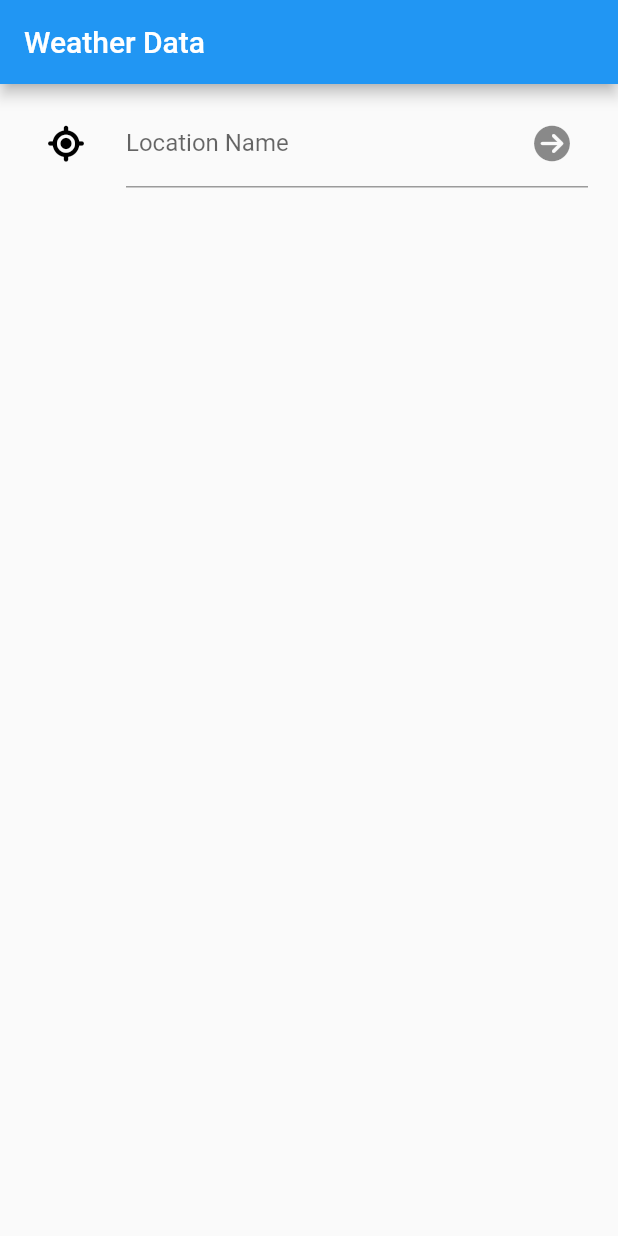
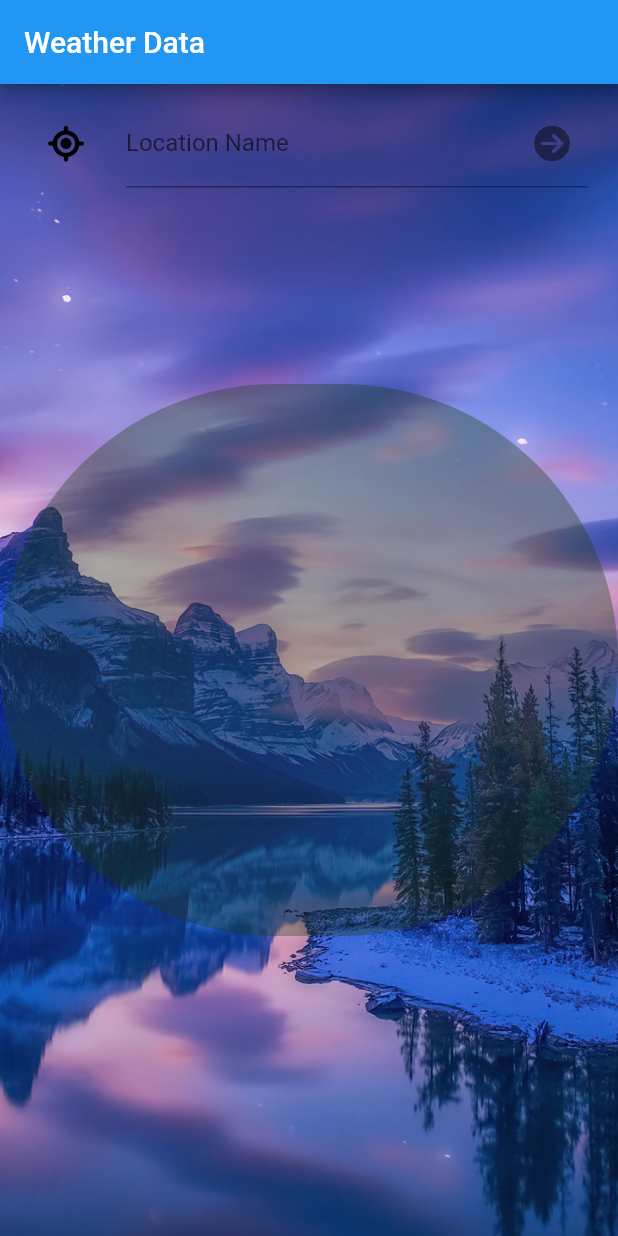
Before and after one commit to Sumit401/weather_project, a Flutter app: the screen it shows after launch, on a phone screen of 412 x 824 dp. Run offline on Flutter 3.47's test engine with Material 2 defaults, Android fonts, the light colour scheme and no system bars; our stand-ins replace fluttertoast, font_awesome_flutter, geocoding, geolocator.

Commit message:
Initial Commit

```diff
--- a/lib/HomePage.dart
+++ b/lib/HomePage.dart
@@ -17,9 +17,53 @@ class _HomePageState extends State<HomePage> {
   Widget build(BuildContext context) {
     return Scaffold(
       appBar: AppBar(title: const Text("Weather Data")),
-      body:
-          Consumer<WeatherProvider>(builder: (context, weatherProvider, child) {
-        return Column(
+      body: Consumer<WeatherProvider>(
+          builder: (context, weatherProvider, child) {
+        return Container(
+          alignment: Alignment.center,
+          color: Colors.blueAccent,
+          child: Stack(
+            fit: StackFit.expand,
+            alignment: AlignmentDirectional.center,
+            children: [
+              Image.asset("assets/images/background.png", fit: BoxFit.fill),
+              textFormField(),
+              Container(
+                margin: EdgeInsets.only(top: 200,bottom: 200),
+                decoration: BoxDecoration(borderRadius: BorderRadius.all(Radius.circular(200)),color: Color.fromARGB(90, 30, 60, 20)),
+                child: Column(
+                  mainAxisAlignment: MainAxisAlignment.start,
+                  children: [
+                    // Text field with Buttons................
+
+                    Visibility(
+                      visible: weatherProvider.contentVisibility,
+                      child: Column(
+                          mainAxisAlignment: MainAxisAlignment.spaceEvenly,
+                          children: [
+                            textForTimeZone(weatherProvider),
+                            textForPlaceName(weatherProvider),
+                            textForWeatherDesc(weatherProvider),
+                            textForTemp(weatherProvider),
+                            textForFeelsLike(weatherProvider),
+                            textForVisibility(weatherProvider),
+                            textForHumidity(weatherProvider),
+                            textForPressure(weatherProvider),
+                            textForSunrise(weatherProvider),
+                            textForSunset(weatherProvider),
+                            textForWindSpeed(weatherProvider),
+                            textForCloudData(weatherProvider),
+                          ]
+                      ),
+                    ),
+                  ],
+                )
+              ),
+            ],
+          ),
+        );
+
+          /*Column(
           mainAxisAlignment: MainAxisAlignment.start,
           children: [
             // Text field with Buttons................
@@ -45,7 +89,7 @@ class _HomePageState extends State<HomePage> {
               ),
             ),
           ],
-        );
+        );*/
       }),
     );
   }
--- a/pubspec.yaml
+++ b/pubspec.yaml
@@ -67,7 +67,8 @@ flutter:
   uses-material-design: true
 
   # To add assets to your application, add an assets section, like this:
-  # assets:
+  assets:
+    - assets/images/
   #   - images/a_dot_burr.jpeg
   #   - images/a_dot_ham.jpeg
 
```
Also changed, not shown: assets/images/background.png (added).
